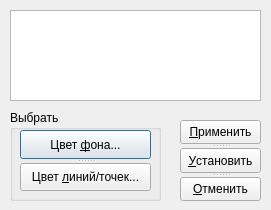
Qt form dialogcolor.ui (Turch1993/burya) before a commit.
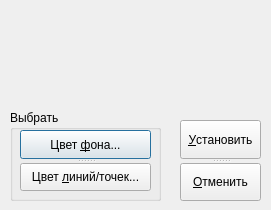
The same form after that commit. Custom widgets are drawn as their Qt base class.

```diff
--- a/dialogcolor.ui
+++ b/dialogcolor.ui
@@ -67,16 +67,6 @@
     </widget>
    </widget>
   </widget>
-  <widget class="QGraphicsView" name="graphicsView">
-   <property name="geometry">
-    <rect>
-     <x>10</x>
-     <y>10</y>
-     <width>251</width>
-     <height>91</height>
-    </rect>
-   </property>
-  </widget>
   <widget class="QSplitter" name="splitter_2">
    <property name="geometry">
     <rect>
@@ -89,11 +79,6 @@
    <property name="orientation">
     <enum>Qt::Vertical</enum>
    </property>
-   <widget class="QPushButton" name="apply">
-    <property name="text">
-     <string>&amp;Применить</string>
-    </property>
-   </widget>
    <widget class="QPushButton" name="set">
     <property name="text">
      <string>&amp;Установить</string>
@@ -105,7 +90,25 @@
     </property>
    </widget>
   </widget>
+  <widget class="QCustomPlot" name="widget" native="true">
+   <property name="geometry">
+    <rect>
+     <x>10</x>
+     <y>10</y>
+     <width>251</width>
+     <height>91</height>
+    </rect>
+   </property>
+  </widget>
  </widget>
+ <customwidgets>
+  <customwidget>
+   <class>QCustomPlot</class>
+   <extends>QWidget</extends>
+   <header>qcustomplot.h</header>
+   <container>1</container>
+  </customwidget>
+ </customwidgets>
  <resources/>
  <connections/>
 </ui>
```
